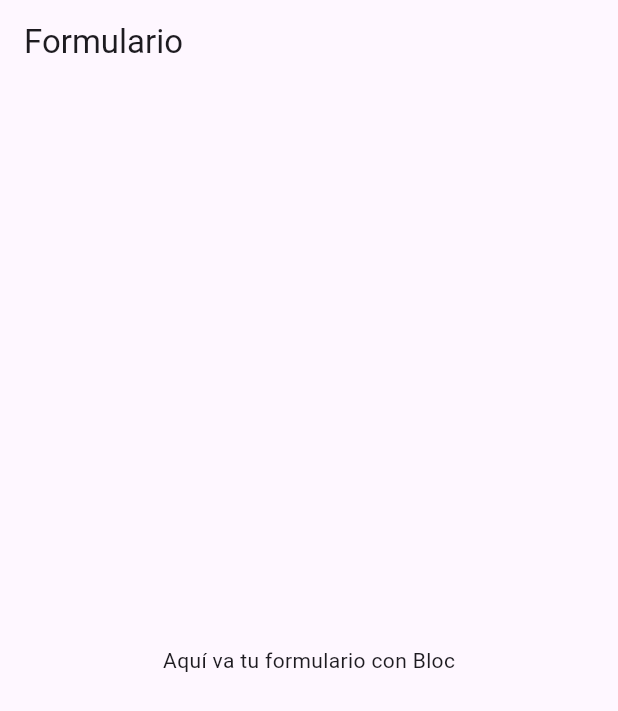
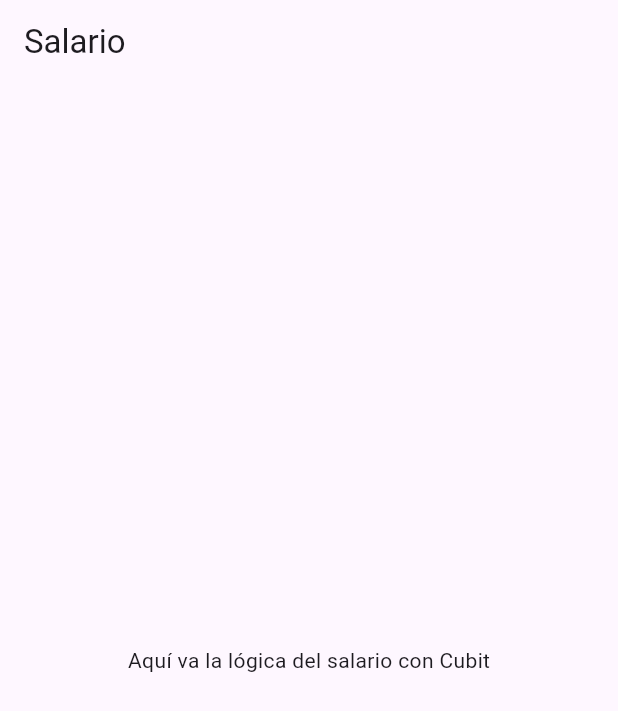
Before and after one commit to Juanrhec904/cubit, a Flutter app: the screen it shows after launch, on a phone screen of 412 x 824 dp. Shown: the top 711 px of the screen. Run offline on Flutter 3.47's test engine with Material 3 defaults, Android fonts, the phone set to English and light mode, and no system bars; our stand-ins replace bloc, equatable, flutter_bloc.

Commit message:
cambios para empezar a hacer el diseño de la app
cambios para empezar a hacer el diseño de la app

```diff
--- a/form/lib/Presentation/salario_view.dart
+++ b/form/lib/Presentation/salario_view.dart
@@ -1,19 +1,16 @@
 import 'package:flutter/material.dart';
 
-class Salario extends StatelessWidget {
-  const Salario({
-    super.key,
-  });
+class SalarioView extends StatelessWidget {
+  const SalarioView({super.key});
 
   @override
   Widget build(BuildContext context) {
-    return MaterialApp(
-      home: Scaffold(
-        body: Column(
-          children: [
-            Text("Hola mundo")
-          ],
-        ),
+    return Scaffold(
+      appBar: AppBar(
+        title: const Text("Salario"),
+      ),
+      body: const Center(
+        child: Text("Aquí va la lógica del salario con Cubit"),
       ),
     );
   }
--- a/form/lib/main.dart
+++ b/form/lib/main.dart
@@ -1,8 +1,11 @@
 import 'package:flutter/material.dart';
 import 'package:flutter_bloc/flutter_bloc.dart';
+import 'package:form/presentation/salario_view.dart';
 import 'bloc/formulario_bloc.dart';
 import 'cubit/salario_cubit.dart';
-import 'presentation/form_view.dart';
+import 'Presentation/form_view.dart';
+import 'presentation/salario_view.dart';
+
 void main() {
   runApp(const MyApp());
 }
@@ -19,10 +22,8 @@ class MyApp extends StatelessWidget {
       ],
       child: MaterialApp(
         debugShowCheckedModeBanner: false,
-        title: 'App con Bloc y Cubit',
-        theme: ThemeData(primarySwatch: Colors.blue),
-        home: const FormView(),
-      ),
+        home: const SalarioView()
+    )
     );
   }
 }
```
